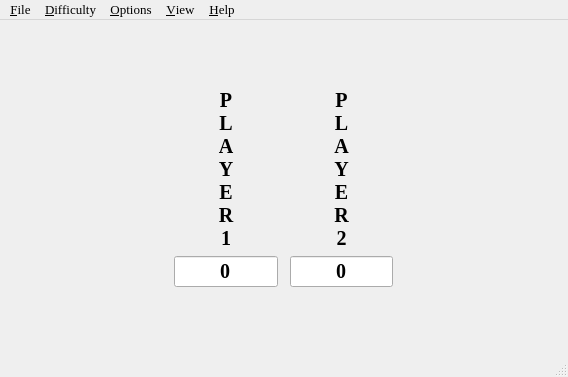
The window that ui.d/maxit.ui (nurfalie/maxit) describes before a commit, drawn with Qt 5.
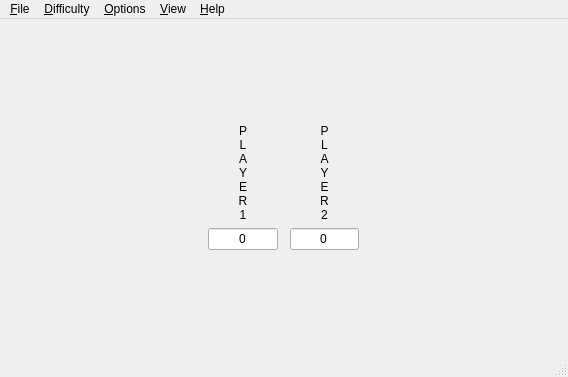
The same window after the commit.

```diff
--- a/ui.d/maxit.ui
+++ b/ui.d/maxit.ui
@@ -9,13 +9,7 @@
     <height>377</height>
    </rect>
   </property>
-  <property name="font" >
-   <font>
-    <family>Times</family>
-    <pointsize>10</pointsize>
-   </font>
-  </property>
-  <property name="windowTitle" >
+  <property name="windowTitle">
    <string>Maxit</string>
   </property>
   <widget class="QWidget" name="centralwidget" >
@@ -66,15 +60,8 @@
         <item>
          <layout class="QVBoxLayout" >
           <item>
-           <widget class="QLabel" name="label_3" >
-            <property name="font" >
-             <font>
-              <pointsize>15</pointsize>
-              <weight>75</weight>
-              <bold>true</bold>
-             </font>
-            </property>
-            <property name="text" >
+           <widget class="QLabel" name="label_3">
+            <property name="text">
              <string>P
 L
 A
@@ -89,15 +76,8 @@
            </widget>
           </item>
           <item>
-           <widget class="QLineEdit" name="playerscore" >
-            <property name="font" >
-             <font>
-              <pointsize>15</pointsize>
-              <weight>75</weight>
-              <bold>true</bold>
-             </font>
-            </property>
-            <property name="text" >
+           <widget class="QLineEdit" name="playerscore">
+            <property name="text">
              <string>0</string>
             </property>
             <property name="maxLength" >
@@ -156,15 +136,8 @@
         <item>
          <layout class="QVBoxLayout" >
           <item>
-           <widget class="QLabel" name="label_2" >
-            <property name="font" >
-             <font>
-              <pointsize>15</pointsize>
-              <weight>75</weight>
-              <bold>true</bold>
-             </font>
-            </property>
-            <property name="text" >
+           <widget class="QLabel" name="label_2">
+            <property name="text">
              <string>P
 L
 A
@@ -179,15 +152,8 @@
            </widget>
           </item>
           <item>
-           <widget class="QLineEdit" name="opponentscore" >
-            <property name="font" >
-             <font>
-              <pointsize>15</pointsize>
-              <weight>75</weight>
-              <bold>true</bold>
-             </font>
-            </property>
-            <property name="text" >
+           <widget class="QLineEdit" name="opponentscore">
+            <property name="text">
              <string>0</string>
             </property>
             <property name="maxLength" >
@@ -248,25 +214,25 @@
     </item>
    </layout>
   </widget>
-  <widget class="QMenuBar" name="menubar" >
-   <property name="geometry" >
+  <widget class="QMenuBar" name="menubar">
+   <property name="geometry">
     <rect>
      <x>0</x>
      <y>0</y>
      <width>568</width>
-     <height>33</height>
+     <height>22</height>
     </rect>
    </property>
-   <widget class="QMenu" name="menu_File" >
-    <property name="title" >
+   <widget class="QMenu" name="menu_File">
+    <property name="title">
      <string>&amp;File</string>
     </property>
     <addaction name="action_New_Game" />
     <addaction name="separator" />
     <addaction name="action_Exit" />
    </widget>
-   <widget class="QMenu" name="menu_Help" >
-    <property name="title" >
+   <widget class="QMenu" name="menu_Help">
+    <property name="title">
      <string>&amp;Help</string>
     </property>
     <addaction name="action_About" />
@@ -275,47 +241,29 @@
     <addaction name="separator" />
     <addaction name="action_Show_Hint" />
    </widget>
-   <widget class="QMenu" name="menu_View" >
-    <property name="font" >
-     <font>
-      <family>Times</family>
-      <pointsize>10</pointsize>
-     </font>
-    </property>
-    <property name="title" >
+   <widget class="QMenu" name="menu_View">
+    <property name="title">
      <string>&amp;View</string>
     </property>
    </widget>
-   <widget class="QMenu" name="menu_Options" >
-    <property name="font" >
-     <font>
-      <family>Times</family>
-      <pointsize>10</pointsize>
-     </font>
-    </property>
-    <property name="title" >
+   <widget class="QMenu" name="menu_Options">
+    <property name="title">
      <string>&amp;Options</string>
     </property>
     <addaction name="action_Animate_Pieces" />
     <addaction name="separator" />
     <addaction name="action_Select_Theme" />
    </widget>
-   <widget class="QMenu" name="menu_Difficulty" >
-    <property name="font" >
-     <font>
-      <family>Times</family>
-      <pointsize>10</pointsize>
-     </font>
-    </property>
-    <property name="title" >
+   <widget class="QMenu" name="menu_Difficulty">
+    <property name="title">
      <string>&amp;Difficulty</string>
     </property>
    </widget>
-   <addaction name="menu_File" />
-   <addaction name="menu_Difficulty" />
-   <addaction name="menu_Options" />
-   <addaction name="menu_View" />
-   <addaction name="menu_Help" />
+   <addaction name="menu_File"/>
+   <addaction name="menu_Difficulty"/>
+   <addaction name="menu_Options"/>
+   <addaction name="menu_View"/>
+   <addaction name="menu_Help"/>
   </widget>
   <widget class="QStatusBar" name="statusbar" />
   <action name="action_New_Game" >
```
Left out of the diff: 186 changed lines with no effect on the pictures.
